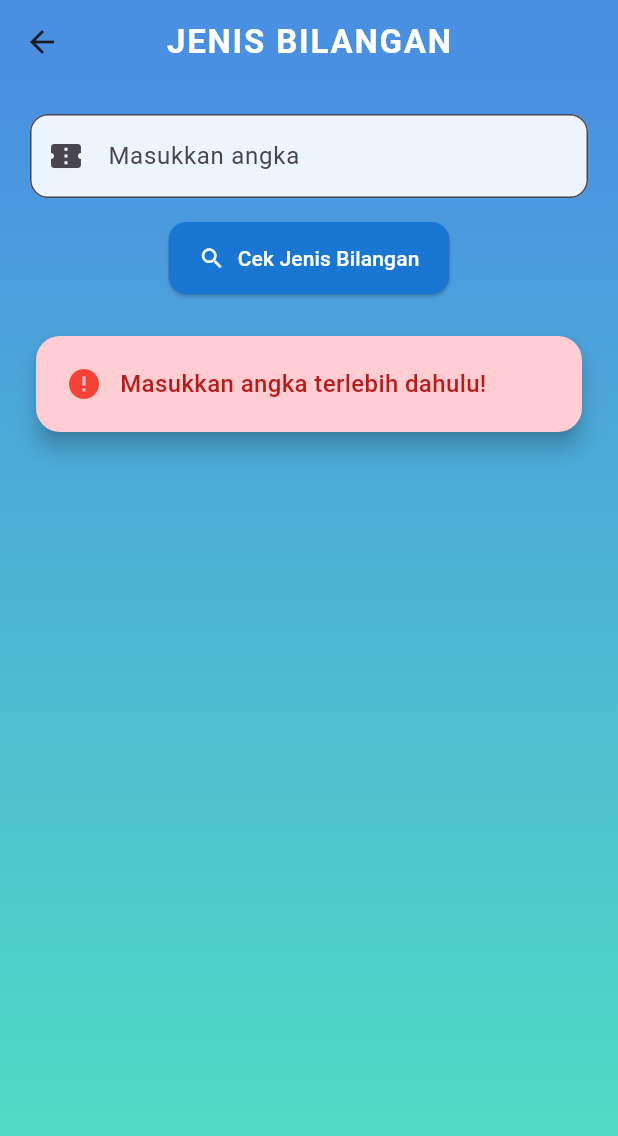
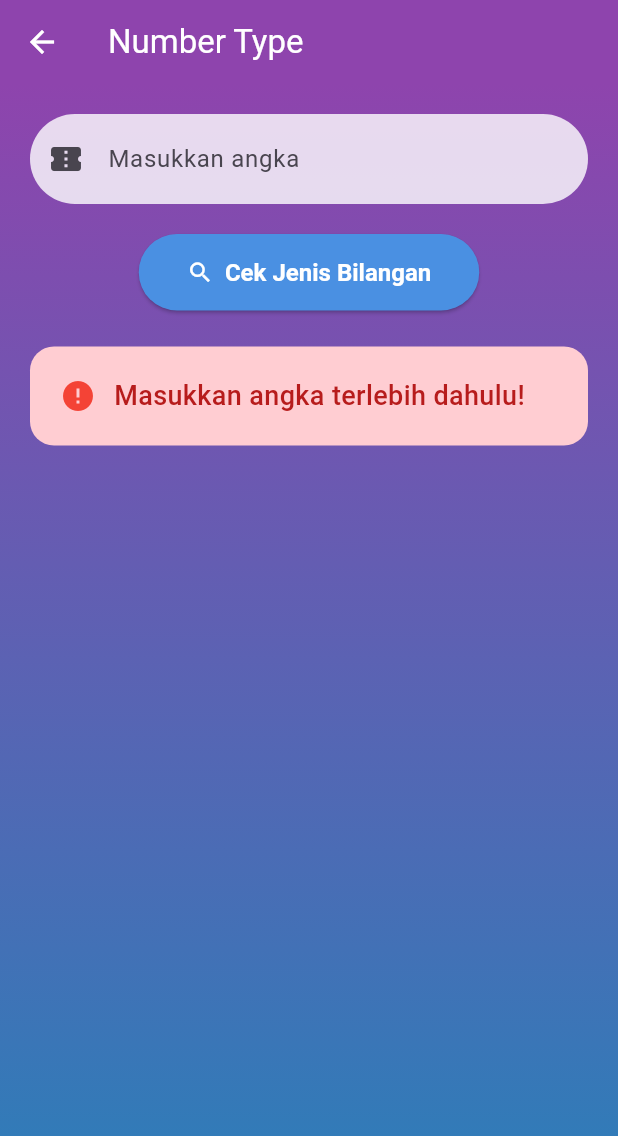
Before and after one commit to sattttttt/TrackApp, a Flutter app: the NumberTypeScreen screen opened directly, after a tap on "Cek Jenis Bilangan", on a phone screen of 412 x 824 dp. Shown: the top 1136 px of the screen. Run offline on Flutter 3.47's test engine with Material 3 defaults, Android fonts, the phone set to English and light mode, and no system bars; our stand-ins replace geolocator, shared_preferences; accounts and stored records are empty.

Commit message:
Update Number Type

```diff
--- a/trackapp/lib/screens/number_type_screen.dart
+++ b/trackapp/lib/screens/number_type_screen.dart
@@ -1,3 +1,4 @@
+import 'dart:async';
 import 'package:flutter/material.dart';
 
 class NumberTypeScreen extends StatefulWidget {
@@ -66,20 +67,15 @@ class _NumberTypeScreenState extends State<NumberTypeScreen> {
   Widget build(BuildContext context) {
     return Scaffold(
       appBar: AppBar(
-        title: const Text("JENIS BILANGAN"),
-        backgroundColor: const Color(0xFF4A90E2),
-        centerTitle: true,
-        titleTextStyle: const TextStyle(
-          fontSize: 22,
-          fontWeight: FontWeight.bold,
-          letterSpacing: 1.2,
-        ),
+        title: const Text("Number Type"),
+        backgroundColor: const Color(0xFF8E44AD),
+        foregroundColor: Colors.white,
       ),
       body: Container(
         width: double.infinity,
         decoration: const BoxDecoration(
           gradient: LinearGradient(
-            colors: [Color(0xFF4A90E2), Color(0xFF50E3C2)],
+            colors: [Color(0xFF8E44AD), Color(0xFF2980B9)],
             begin: Alignment.topCenter,
             end: Alignment.bottomCenter,
           ),
@@ -89,6 +85,7 @@ class _NumberTypeScreenState extends State<NumberTypeScreen> {
             padding: const EdgeInsets.all(20),
             child: Column(
               children: [
+                // Rounded Text Input
                 TextField(
                   controller: _numberController,
                   keyboardType: TextInputType.number,
@@ -96,39 +93,48 @@ class _NumberTypeScreenState extends State<NumberTypeScreen> {
                     hintText: "Masukkan angka",
                     prefixIcon: const Icon(Icons.confirmation_number),
                     filled: true,
-                    fillColor: Colors.white.withOpacity(0.9),
+                    fillColor: Colors.white.withOpacity(0.8),
                     border: OutlineInputBorder(
-                      borderRadius: BorderRadius.circular(12),
+                      borderRadius: BorderRadius.circular(30),
+                      borderSide: BorderSide.none,
+                    ),
+                    contentPadding: const EdgeInsets.symmetric(vertical: 18),
                   ),
                 ),
-                ),
-                const SizedBox(height: 16),
+                const SizedBox(height: 20),
+
+                // Modern Button
                 ElevatedButton.icon(
                   onPressed: _analyzeNumber,
                   icon: const Icon(Icons.search),
                   label: const Text("Cek Jenis Bilangan"),
                   style: ElevatedButton.styleFrom(
-                    backgroundColor: Colors.blue.shade700,
                     foregroundColor: Colors.white,
+                    backgroundColor: const Color(0xFF4A90E2),
                     padding: const EdgeInsets.symmetric(
-                      horizontal: 20,
-                      vertical: 14,
+                      horizontal: 32,
+                      vertical: 16,
                     ),
                     shape: RoundedRectangleBorder(
-                      borderRadius: BorderRadius.circular(12),
+                      borderRadius: BorderRadius.circular(30),
+                    ),
+                    textStyle: const TextStyle(
+                      fontSize: 16,
+                      fontWeight: FontWeight.bold,
                     ),
                   ),
                 ),
                 const SizedBox(height: 24),
+
+                // Result Card
                 if (_result.isNotEmpty)
-                  Card(
-                    elevation: 6,
-                    shape: RoundedRectangleBorder(
+                  AnimatedContainer(
+                    duration: const Duration(milliseconds: 300),
+                    padding: const EdgeInsets.all(20),
+                    decoration: BoxDecoration(
+                      color: _isValid ? Colors.white : Colors.red.shade100,
                       borderRadius: BorderRadius.circular(16),
                     ),
-                    color: _isValid ? Colors.white : Colors.red.shade100,
-                    child: Padding(
-                      padding: const EdgeInsets.all(20),
                     child: Row(
                       children: [
                         Icon(
@@ -140,7 +146,7 @@ class _NumberTypeScreenState extends State<NumberTypeScreen> {
                           child: Text(
                             _result,
                             style: TextStyle(
-                                fontSize: 16,
+                              fontSize: 18,
                               color:
                                   _isValid ? Colors.black87 : Colors.red[900],
                               fontWeight: FontWeight.w500,
@@ -148,7 +154,6 @@ class _NumberTypeScreenState extends State<NumberTypeScreen> {
                           ),
                         ),
                       ],
-                      ),
                     ),
                   ),
               ],
```
Lines whose indentation alone changed are shown as unchanged.
